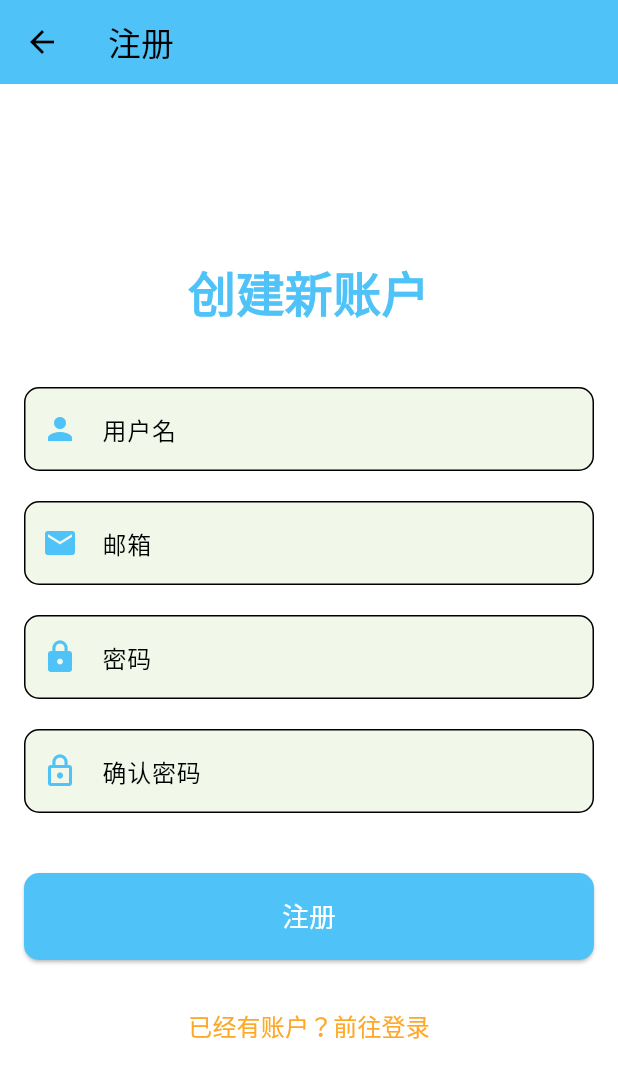
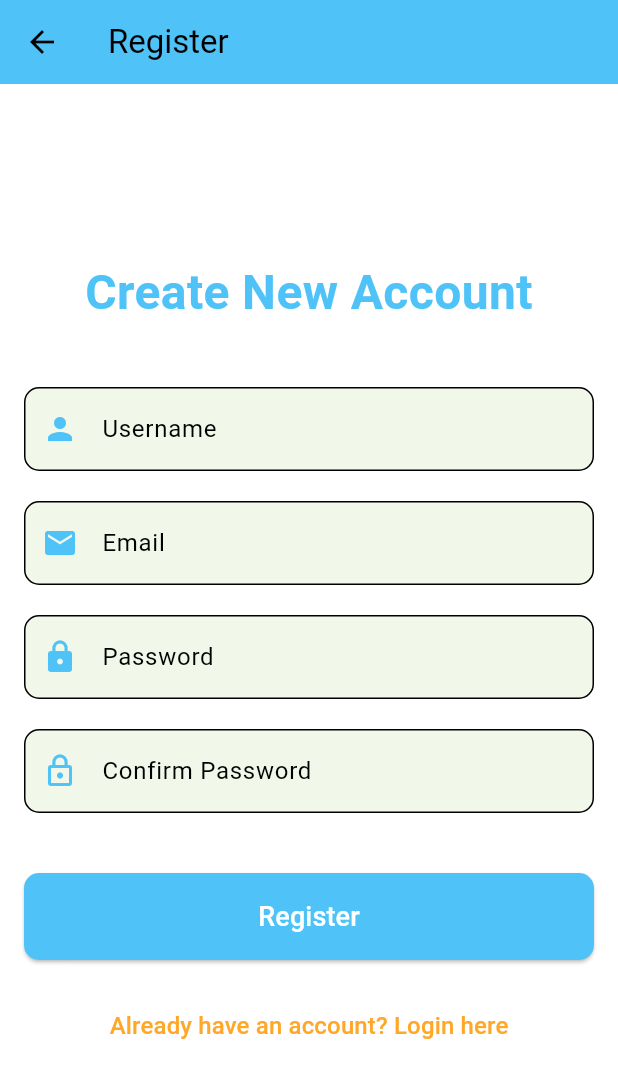
Before and after one commit to Severus-Yang0/mind_care, a Flutter app: the RegistrationPage screen opened directly, on a phone screen of 412 x 824 dp. Shown: the top 1078 px of the screen. Run offline on Flutter 3.47's test engine with Material 3 defaults, Android fonts, the phone set to English and light mode, and no system bars; our stand-ins replace fl_chart, flutter_markdown; missing offline and left inert: amplify_api, amplify_auth_cognito, amplify_core, amplify_datastore, amplify_flutter; accounts and stored records are empty.

Commit message:
main, login, registration translation

```diff
--- a/lib/login_page.dart
+++ b/lib/login_page.dart
@@ -31,8 +31,7 @@ class LoginPage extends StatelessWidget {
   }
 
   void _showError(BuildContext context, String message) {
-    print('$message');
-    String errorMessage = '登录失败';
+    String errorMessage = 'Login failed';
     ScaffoldMessenger.of(context).showSnackBar(
       SnackBar(content: Text(errorMessage)),
     );
@@ -49,7 +48,7 @@ class LoginPage extends StatelessWidget {
           crossAxisAlignment: CrossAxisAlignment.stretch,
           children: [
             Text(
-              '欢迎来到 MindCare',
+              'Welcome to MindCare',
               textAlign: TextAlign.center,
               style: TextStyle(
                 color: Color(0xFF4FC3F7),
@@ -58,11 +57,11 @@ class LoginPage extends StatelessWidget {
               ),
             ),
             SizedBox(height: 40),
-            // 用户名输入框
+            // Username input field
             TextField(
               controller: _usernameController,
               decoration: InputDecoration(
-                labelText: '用户名',
+                labelText: 'Username',
                 prefixIcon: Icon(Icons.person, color: Color(0xFF4FC3F7)),
                 filled: true,
                 fillColor: Color(0xFFF1F8E9),
@@ -72,12 +71,12 @@ class LoginPage extends StatelessWidget {
               ),
             ),
             SizedBox(height: 20),
-            // 密码输入框
+            // Password input field
             TextField(
               controller: _passwordController,
               obscureText: true,
               decoration: InputDecoration(
-                labelText: '密码',
+                labelText: 'Password',
                 prefixIcon: Icon(Icons.lock, color: Color(0xFF4FC3F7)),
                 filled: true,
                 fillColor: Color(0xFFF1F8E9),
@@ -87,7 +86,7 @@ class LoginPage extends StatelessWidget {
               ),
             ),
             SizedBox(height: 40),
-            // 登录按钮
+            // Login button
             ElevatedButton(
               onPressed: () => _loginUser(context),
               style: ElevatedButton.styleFrom(
@@ -98,22 +97,22 @@ class LoginPage extends StatelessWidget {
                 ),
               ),
               child: Text(
-                '登录',
+                'Login',
                 style: TextStyle(fontSize: 18, color: Colors.white),
               ),
             ),
             SizedBox(height: 20),
-            // 前往注册页面按钮
+            // Navigate to registration page button
             TextButton(
               onPressed: () {
-                // 导航到注册页面
+                // Navigate to registration page
                 Navigator.push(
                   context,
                   MaterialPageRoute(builder: (context) => RegistrationPage()),
                 );
               },
               child: Text(
-                '没有账户？前往注册',
+                'No account? Register here',
                 style: TextStyle(
                   color: Color(0xFFFFA726),
                   fontSize: 16,
--- a/lib/main.dart
+++ b/lib/main.dart
@@ -6,22 +6,21 @@ import 'package:amplify_api/amplify_api.dart';
 import 'amplifyconfiguration.dart';
 import 'models/ModelProvider.dart';
 
-void main() async{
+void main() async {
   WidgetsFlutterBinding.ensureInitialized();
-
   await configureAmplify();
   runApp(MyApp());
 }
+
 Future<void> configureAmplify() async {
   final authPlugin = AmplifyAuthCognito();
   final apiPlugin = AmplifyAPI(options: APIPluginOptions(modelProvider: ModelProvider.instance));
-
   try {
     await Amplify.addPlugin(authPlugin);
     await Amplify.addPlugin(apiPlugin);
     await Amplify.configure(amplifyconfig);
   } catch (e) {
-    print('Amplify configuration failed: $e');
+    // Removed debug output
   }
 }
 
@@ -35,7 +34,7 @@ class MyApp extends StatelessWidget {
         primaryColor: Color(0xFF4FC3F7),
         visualDensity: VisualDensity.adaptivePlatformDensity,
         colorScheme:
-            ColorScheme.fromSwatch().copyWith(secondary: Color(0xFFFFA726)),
+          ColorScheme.fromSwatch().copyWith(secondary: Color(0xFFFFA726)),
       ),
       home: LoginPage(),
     );
--- a/lib/registration_page.dart
+++ b/lib/registration_page.dart
@@ -14,19 +14,19 @@ class _RegistrationPageState extends State<RegistrationPage> {
   final TextEditingController _confirmPasswordController =
       TextEditingController();
   final TextEditingController _confirmationCodeController =
-      TextEditingController(); // 验证码控制器
+      TextEditingController(); // Confirmation code controller
 
-  bool _isConfirmationStep = false; // 控制是否显示验证码输入
-  String _currentUsername = ''; // 存储注册时的用户名
+  bool _isConfirmationStep = false; // Controls whether to show confirmation code input
+  String _currentUsername = ''; // Stores the username used during registration
 
   Future<void> _registerUser(BuildContext context) async {
     if (_passwordController.text != _confirmPasswordController.text) {
-      _showError(context, '两次输入的密码不一致');
+      _showError(context, 'Passwords do not match');
       return;
     }
 
     try {
-      // 尝试注册用户
+      // Attempt to register user
       SignUpResult result = await Amplify.Auth.signUp(
         username: _usernameController.text.trim(),
         password: _passwordController.text.trim(),
@@ -35,32 +35,32 @@ class _RegistrationPageState extends State<RegistrationPage> {
         }),
       );
       if (result.isSignUpComplete) {
-        // 注册完成，跳转到登录页面或主页
+        // Registration complete, navigate to login page or home page
         Navigator.pop(context);
       } else {
         setState(() {
-          _isConfirmationStep = true; // 进入验证码输入步骤
+          _isConfirmationStep = true; // Enter confirmation code step
           _currentUsername = _usernameController.text.trim();
         });
       }
     } on AuthException catch (e) {
-      // 如果用户已存在但未确认
+      // If user already exists but is not confirmed
       if (e.message.contains('User already exists')) {
-        // 通过 resendSignUp 重发验证码
+        // Resend verification code via resendSignUp
         try {
           await Amplify.Auth.resendSignUpCode(
             username: _usernameController.text.trim(),
           );
           setState(() {
-            _isConfirmationStep = true; // 切换到验证码输入模式
+            _isConfirmationStep = true; // Switch to confirmation code mode
             _currentUsername = _usernameController.text.trim();
           });
-          _showError(context, '用户已存在，但未验证(将使用第一次注册时的密码)。已重新发送验证码');
+          _showError(context, 'User already exists but not verified (will use password from first registration). Verification code resent');
         } catch (resendError) {
-          _showError(context, '无法重新发送验证码: ${resendError.toString()}');
+          _showError(context, 'Unable to resend verification code: ${resendError.toString()}');
         }
       } else {
-        _showError(context, '注册失败: ${e.message}');
+        _showError(context, 'Registration failed: ${e.message}');
       }
     }
   }
@@ -73,14 +73,14 @@ class _RegistrationPageState extends State<RegistrationPage> {
       );
       if (result.isSignUpComplete) {
         ScaffoldMessenger.of(context).showSnackBar(
-          SnackBar(content: Text('注册成功')),
+          SnackBar(content: Text('Registration successful')),
         );
-        Navigator.pop(context); // 验证完成后返回登录页面
+        Navigator.pop(context); // Return to login page after verification
       } else {
-        _showError(context, '验证码验证失败');
+        _showError(context, 'Verification code validation failed');
       }
     } catch (e) {
-      _showError(context, '验证码验证失败: ${e.toString()}');
+      _showError(context, 'Verification code validation failed: ${e.toString()}');
     }
   }
 
@@ -95,7 +95,7 @@ class _RegistrationPageState extends State<RegistrationPage> {
     return Scaffold(
       backgroundColor: Color(0xFFFFFFFF),
       appBar: AppBar(
-        title: Text('注册'),
+        title: Text('Register'),
         backgroundColor: Color(0xFF4FC3F7),
       ),
       body: Padding(
@@ -105,7 +105,7 @@ class _RegistrationPageState extends State<RegistrationPage> {
           crossAxisAlignment: CrossAxisAlignment.stretch,
           children: [
             Text(
-              _isConfirmationStep ? '输入验证码' : '创建新账户',
+              _isConfirmationStep ? 'Enter Verification Code' : 'Create New Account',
               textAlign: TextAlign.center,
               style: TextStyle(
                 color: Color(0xFF4FC3F7),
@@ -115,11 +115,11 @@ class _RegistrationPageState extends State<RegistrationPage> {
             ),
             SizedBox(height: 40),
             if (!_isConfirmationStep) ...[
-              // 用户名输入框
+              // Username input field
               TextField(
                 controller: _usernameController,
                 decoration: InputDecoration(
-                  labelText: '用户名',
+                  labelText: 'Username',
                   prefixIcon: Icon(Icons.person, color: Color(0xFF4FC3F7)),
                   filled: true,
                   fillColor: Color(0xFFF1F8E9),
@@ -129,11 +129,11 @@ class _RegistrationPageState extends State<RegistrationPage> {
                 ),
               ),
               SizedBox(height: 20),
-              // 邮箱输入框
+              // Email input field
               TextField(
                 controller: _emailController,
                 decoration: InputDecoration(
-                  labelText: '邮箱',
+                  labelText: 'Email',
                   prefixIcon: Icon(Icons.email, color: Color(0xFF4FC3F7)),
                   filled: true,
                   fillColor: Color(0xFFF1F8E9),
@@ -143,12 +143,12 @@ class _RegistrationPageState extends State<RegistrationPage> {
                 ),
               ),
               SizedBox(height: 20),
-              // 密码输入框
+              // Password input field
               TextField(
                 controller: _passwordController,
                 obscureText: true,
                 decoration: InputDecoration(
-                  labelText: '密码',
+                  labelText: 'Password',
                   prefixIcon: Icon(Icons.lock, color: Color(0xFF4FC3F7)),
                   filled: true,
                   fillColor: Color(0xFFF1F8E9),
@@ -158,12 +158,12 @@ class _RegistrationPageState extends State<RegistrationPage> {
                 ),
               ),
               SizedBox(height: 20),
-              // 确认密码输入框
+              // Confirm password input field
               TextField(
                 controller: _confirmPasswordController,
                 obscureText: true,
                 decoration: InputDecoration(
-                  labelText: '确认密码',
+                  labelText: 'Confirm Password',
                   prefixIcon:
                       Icon(Icons.lock_outline, color: Color(0xFF4FC3F7)),
                   filled: true,
@@ -174,7 +174,7 @@ class _RegistrationPageState extends State<RegistrationPage> {
                 ),
               ),
               SizedBox(height: 40),
-              // 注册按钮
+              // Register button
               ElevatedButton(
                 onPressed: () => _registerUser(context),
                 style: ElevatedButton.styleFrom(
@@ -185,16 +185,16 @@ class _RegistrationPageState extends State<RegistrationPage> {
                   ),
                 ),
                 child: Text(
-                  '注册',
+                  'Register',
                   style: TextStyle(fontSize: 18, color: Colors.white),
                 ),
               ),
             ] else ...[
-              // 验证码输入框
+              // Verification code input field
               TextField(
                 controller: _confirmationCodeController,
                 decoration: InputDecoration(
-                  labelText: '验证码',
+                  labelText: 'Verification Code',
                   prefixIcon:
                       Icon(Icons.confirmation_num, color: Color(0xFF4FC3F7)),
                   filled: true,
@@ -205,7 +205,7 @@ class _RegistrationPageState extends State<RegistrationPage> {
                 ),
               ),
               SizedBox(height: 20),
-              // 验证按钮
+              // Verify button
               ElevatedButton(
                 onPressed: () => _confirmSignUp(context),
                 style: ElevatedButton.styleFrom(
@@ -216,38 +216,38 @@ class _RegistrationPageState extends State<RegistrationPage> {
                   ),
                 ),
                 child: Text(
-                  '验证',
+                  'Verify',
                   style: TextStyle(fontSize: 18, color: Colors.white),
                 ),
               ),
               SizedBox(height: 20),
-              // 重新发送验证码按钮
+              // Resend verification code button
               TextButton(
                 onPressed: () async {
                   try {
                     await Amplify.Auth.resendSignUpCode(
                       username: _currentUsername,
                     );
-                    _showError(context, '验证码已重新发送');
+                    _showError(context, 'Verification code resent');
                   } catch (e) {
-                    _showError(context, '重新发送验证码失败: ${e.toString()}');
+                    _showError(context, 'Failed to resend verification code: ${e.toString()}');
                   }
                 },
                 child: Text(
-                  '重新发送验证码',
+                  'Resend verification code',
                   style: TextStyle(color: Color(0xFFFFA726), fontSize: 16),
                 ),
               ),
             ],
             SizedBox(height: 20),
-            // 返回登录按钮
+            // Return to login button
             if (!_isConfirmationStep)
               TextButton(
                 onPressed: () {
                   Navigator.pop(context);
                 },
                 child: Text(
-                  '已经有账户？前往登录',
+                  'Already have an account? Login here',
                   style: TextStyle(
                     color: Color(0xFFFFA726),
                     fontSize: 16,
```
